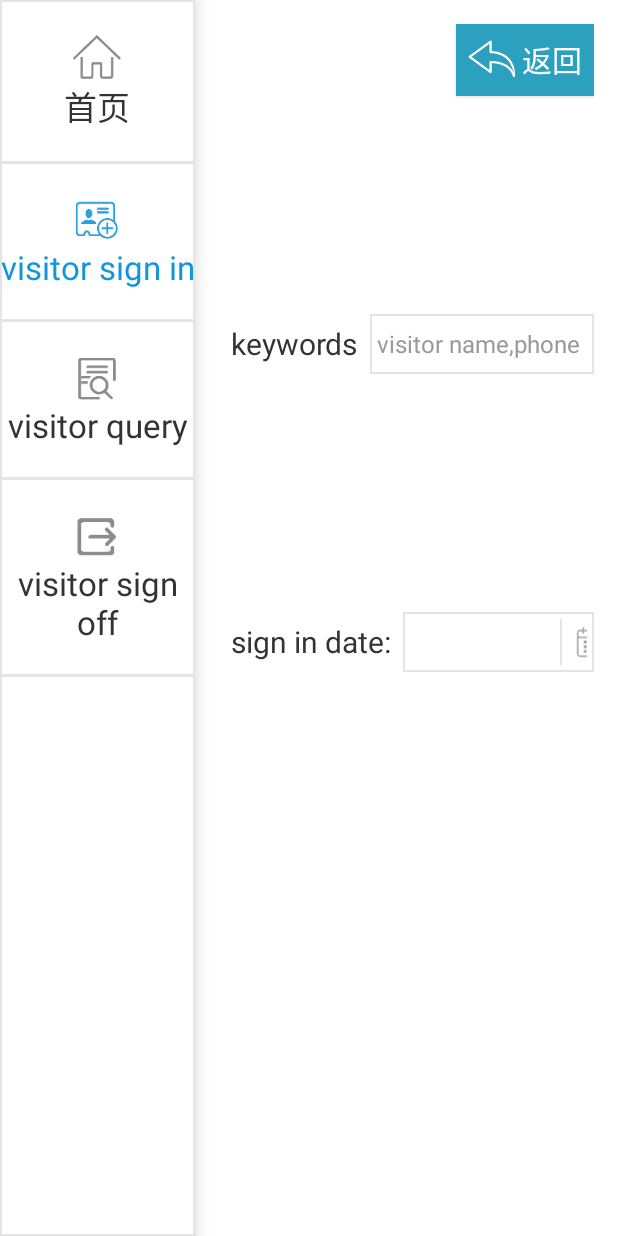
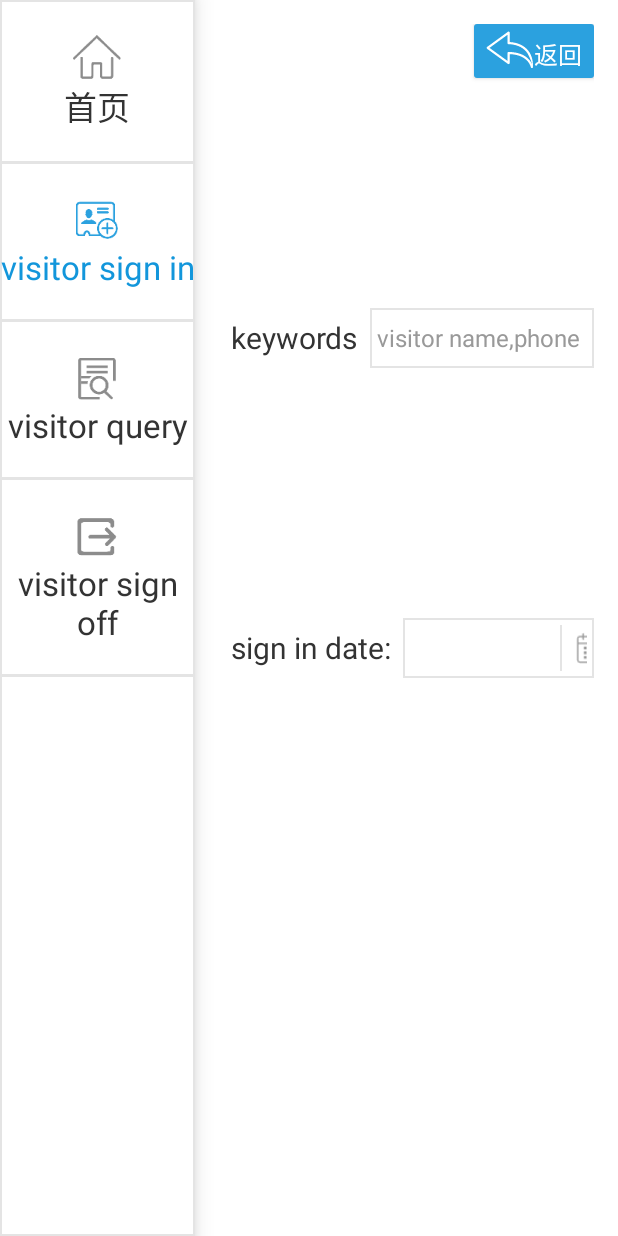
Before and after one commit to LuckySRCX/visitorRecord, an Android app: the fragment SignQueryFragment placed in its activity, on a phone screen of 412 x 824 dp. Run offline under Robolectric (Android 15) with nearby library versions, the phone set to English and light mode, and no system bars; 2 statements that could not run were skipped.

Commit message:
查询界面样式修改

```diff
--- /dev/null
+++ b/app/src/main/res/drawable/visit_back_btn.xml
@@ -0,0 +1,5 @@
+<?xml version="1.0" encoding="utf-8"?>
+<shape xmlns:android="http://schemas.android.com/apk/res/android">
+    <corners android:radius="2dp"/>
+    <solid android:color="#2ba1df"/>
+</shape>
--- a/app/src/main/res/layout/fragment_sign_query.xml
+++ b/app/src/main/res/layout/fragment_sign_query.xml
@@ -8,23 +8,23 @@
 
     <Button
         android:id="@+id/back_up"
-        android:layout_width="wrap_content"
-        android:layout_height="wrap_content"
+        android:layout_width="80dp"
+        android:layout_height="36dp"
         android:layout_gravity="end"
-        android:background="#2ba1bf"
-        android:drawablePadding="4dp"
+        android:background="@drawable/visit_back_btn"
         android:drawableStart="@mipmap/ic_backup"
         android:padding="8dp"
         android:text="返回"
         android:textColor="@color/colorWhite"
-        android:textSize="@dimen/detail_page_title" />
+        android:textSize="16sp" />
 
     <LinearLayout
         android:layout_width="match_parent"
         android:layout_height="wrap_content"
         android:gravity="center_vertical"
         android:orientation="horizontal"
-        android:paddingBottom="8dp">
+        android:paddingBottom="8dp"
+        android:layout_marginTop="8dp">
 
         <TextView
             style="@style/inputHintStyle"
@@ -77,6 +77,7 @@
     <LinearLayout
         android:layout_width="match_parent"
         android:layout_height="wrap_content"
+        android:layout_marginTop="8dp"
         android:gravity="center_vertical"
         android:paddingBottom="8dp">
 
@@ -88,11 +89,11 @@
             android:text="@string/sign_in_date_" />
 
         <LinearLayout
+            style="@style/query_edit_text"
             android:layout_width="wrap_content"
             android:layout_height="40dp"
-            android:orientation="horizontal"
             android:gravity="center_vertical"
-            style="@style/query_edit_text">
+            android:orientation="horizontal">
 
             <TextView
                 android:id="@+id/sign_in_begin"
@@ -105,7 +106,7 @@
             <TextView
                 android:layout_width="1dp"
                 android:layout_height="match_parent"
-                android:background="#e4e4e4"/>
+                android:background="#e4e4e4" />
 
             <ImageView
                 android:layout_width="40dp"
@@ -123,10 +124,10 @@
             android:text="@string/to" />
 
         <LinearLayout
+            style="@style/query_edit_text"
             android:layout_width="wrap_content"
             android:layout_height="40dp"
-            android:gravity="center_vertical"
-            style="@style/query_edit_text">
+            android:gravity="center_vertical">
 
 
             <TextView
@@ -135,6 +136,7 @@
                 android:layout_height="match_parent"
                 android:gravity="center"
                 android:minWidth="100dp" />
+
             <TextView
                 android:layout_width="1dp"
                 android:layout_height="match_parent"
```
Also changed, not shown: app/src/main/java/net/jiaobaowang/visitor/manage/SignQueryFragment.java (+15 -15 lines), app/src/main/res/mipmap-mdpi/ic_backup.png (added), app/src/main/res/mipmap-xxhdpi/ic_backup.png (added).
